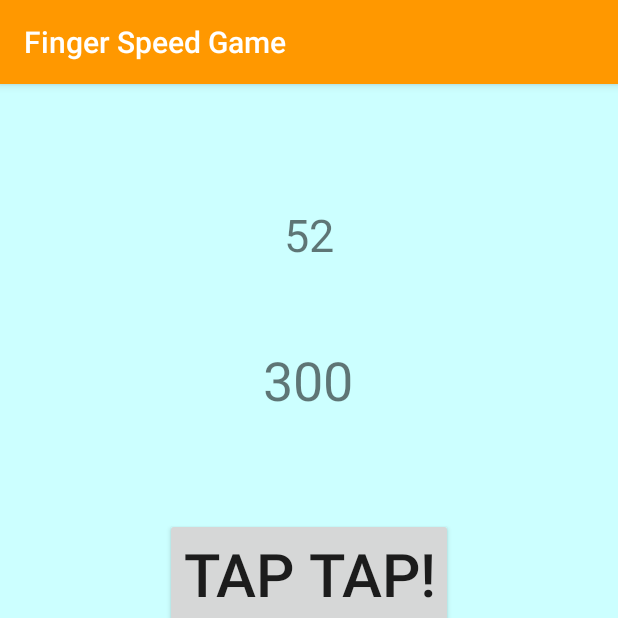
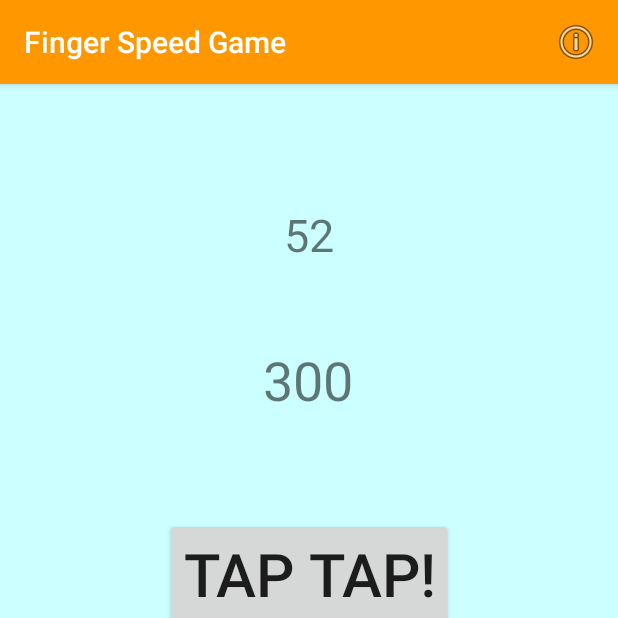
Before and after one commit to nazmussakibsaad102/Finger-Speed-Game, an Android app: the screen it shows after launch (MainActivity), on a phone screen of 412 x 824 dp, the top half of it. Run offline under Robolectric (Android 15) with nearby library versions, the phone set to English and light mode, and no system bars.

Commit message:
7/7/2020

```diff
--- a/app/src/main/java/com/saad102/fingerspeedgame/MainActivity.java
+++ b/app/src/main/java/com/saad102/fingerspeedgame/MainActivity.java
@@ -8,6 +8,8 @@ import android.content.DialogInterface;
 import android.os.Bundle;
 import android.os.CountDownTimer;
 import android.os.PersistableBundle;
+import android.view.Menu;
+import android.view.MenuItem;
 import android.view.View;
 import android.widget.Button;
 import android.widget.TextView;
@@ -267,7 +269,28 @@ public class MainActivity extends AppCompatActivity {
 
     }
 
+
     private void showToast(String message){
         Toast.makeText(MainActivity.this, message, Toast.LENGTH_SHORT).show();
     }
+
+
+    @Override
+    public boolean onCreateOptionsMenu(Menu menu) {
+        getMenuInflater().inflate(R.menu.menu, menu);
+        return true;
+    }
+
+    @Override
+    public boolean onOptionsItemSelected(@NonNull MenuItem item) {
+
+
+        if (item.getItemId() == R.id.info_item){
+            showToast("The current version of the game is" + BuildConfig.VERSION_NAME + ". Check out google play for latest version.");
+        }
+        return true;
+    }
+
+
+
 }
--- /dev/null
+++ b/app/src/main/res/menu/menu.xml
@@ -0,0 +1,10 @@
+<?xml version="1.0" encoding="utf-8"?>
+<menu xmlns:app="http://schemas.android.com/apk/res-auto"
+    xmlns:android="http://schemas.android.com/apk/res/android">
+
+    <item
+        android:id="@+id/info_item"
+        android:icon="@android:drawable/ic_menu_info_details"
+        android:title="@android:string/status_bar_notification_info_overflow"
+        app:showAsAction="always" />
+</menu>
```
